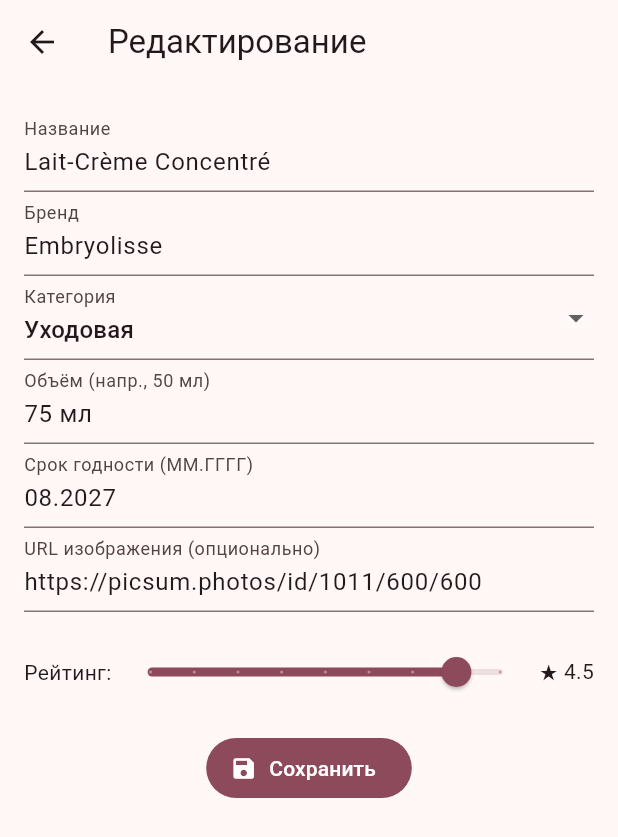
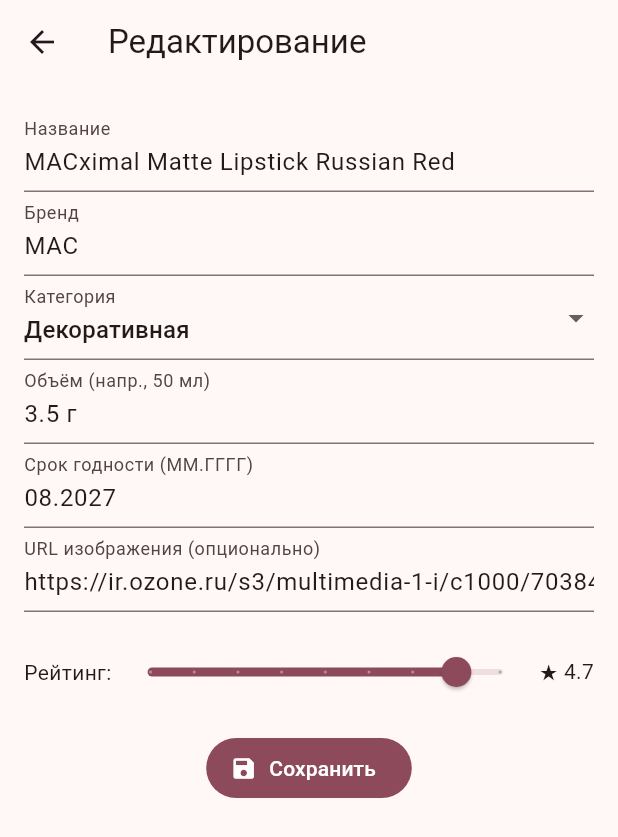
Before and after one commit to ilnprsht/rkmp_6pr, a Flutter app: the screen it shows after launch, after a tap on the "edit" icon, on a phone screen of 412 x 824 dp. Shown: the top 837 px of the screen. Run offline on Flutter 3.47's test engine with Material 3 defaults, Android fonts, the phone set to English and light mode, and no system bars; our stand-ins replace cached_network_image; network calls fail.

Commit message:
all done

```diff
--- a/lib/state/products_container.dart
+++ b/lib/state/products_container.dart
@@ -19,36 +19,36 @@ class _ProductsContainerState extends State<ProductsContainer> {
   final List<Product> _products = [
     Product(
       id: 1,
-      name: 'Lait-Crème Concentré',
-      brand: 'Embryolisse',
-      category: 'Уходовая',
-      volume: '75 мл',
+      name: 'MACximal Matte Lipstick Russian Red',
+      brand: 'MAC',
+      category: 'Декоративная',
+      volume: '3.5 г',
       expirationDate: '08.2027',
-      rating: 4.5,
+      rating: 4.7,
       isFavorite: false,
-      imageUrl: 'https://picsum.photos/id/1011/600/600',
+      imageUrl: 'https://ir.ozone.ru/s3/multimedia-1-i/c1000/7038468774.jpg',
     ),
     Product(
       id: 2,
-      name: 'Chance Eau Tendre',
-      brand: 'Chanel',
+      name: 'Good Girl Gone Bad',
+      brand: 'Killian',
       category: 'Парфюмерия',
       volume: '50 мл',
       expirationDate: '12.2028',
-      rating: 4.8,
+      rating: 5.0,
       isFavorite: true,
-      imageUrl: 'https://picsum.photos/id/1025/600/600',
+      imageUrl: 'https://www.letu.ru/common/img/pim/2025/10/EX_b9aa478d-31f8-495d-a424-e05b3952beae.jpg',
     ),
     Product(
       id: 3,
-      name: 'Better Than Sex',
-      brand: 'Too Faced',
-      category: 'Декоративная',
-      volume: '8 мл',
+      name: 'Galac Niacin 2.0 essence',
+      brand: 'Ma:Nyo',
+      category: 'Уходовая',
+      volume: '30 мл',
       expirationDate: '05.2026',
-      rating: 4.2,
+      rating: 4.7,
       isFavorite: false,
-      imageUrl: 'https://picsum.photos/id/100/600/600',
+      imageUrl: 'https://premiumkorea.ru/upload/iblock/761/5572191dc9b1v7dfxm5omuknp15jiuc1.jpg',
     ),
     Product(
       id: 4,
@@ -59,30 +59,29 @@ class _ProductsContainerState extends State<ProductsContainer> {
       expirationDate: '03.2027',
       rating: 4.7,
       isFavorite: false,
-      imageUrl: 'https://picsum.photos/id/433/600/600',
+      imageUrl: 'https://ir.ozone.ru/s3/multimedia-m/c1000/6641622850.jpg',
     ),
     Product(
       id: 5,
-      name: 'La Vie Est Belle',
-      brand: 'Lancôme',
-      category: 'Парфюмерия',
-      volume: '75 мл',
+      name: 'Crystal Tint 01 Vintage Apple',
+      brand: 'Clio',
+      category: 'Декоративная',
+      volume: '3.4 г',
       expirationDate: '10.2028',
-      rating: 4.6,
+      rating: 4.9,
       isFavorite: false,
-      imageUrl: 'https://picsum.photos/id/318/600/600',
+      imageUrl: 'https://pcdn.goldapple.ru/p/p/19000197603/imgmain.jpg',
     ),
-    // при желании можно добавить ещё
     Product(
       id: 6,
-      name: 'Teint Idole Ultra Wear',
-      brand: 'Lancôme',
+      name: 'Perfect Sculptor',
+      brand: 'SHIKSTUDIO',
       category: 'Декоративная',
-      volume: '30 мл',
+      volume: '8 г',
       expirationDate: '02.2027',
       rating: 4.4,
       isFavorite: false,
-      imageUrl: 'https://picsum.photos/id/237/600/600',
+      imageUrl: 'https://749923.selcdn.ru/shikstore/img/products/1245/1721721980669f647ca6a198.32803669_1080_1520_inset.jpg',
     ),
   ];
 
--- a/lib/widgets/product_card.dart
+++ b/lib/widgets/product_card.dart
@@ -38,7 +38,7 @@ class ProductCard extends StatelessWidget {
                 borderRadius: BorderRadius.circular(12),
                 child: CachedNetworkImage(
                   imageUrl: product.imageUrl!,
-                  height: 220,
+                  //height: 220,
                   width: double.infinity,
                   fit: BoxFit.cover,
                   placeholder: (_, __) => const SizedBox(
```
